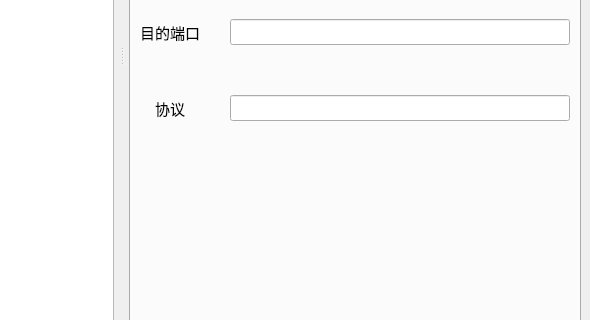
The window that source/main_window.ui (ISDevLearn/Sniffer) describes before a commit, drawn with Qt 5; both pictures show x 515 to 1105 and y 416 to 736 of the 1105 by 822 pixel window.
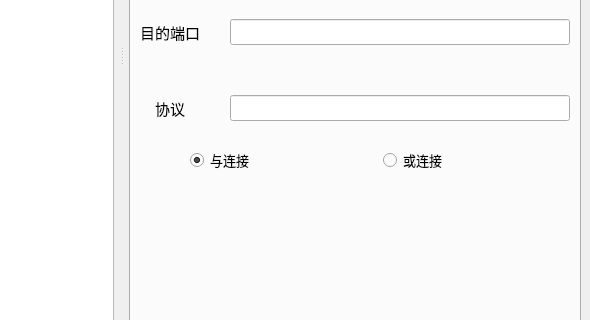
The same window after the commit. The open tabs and pages were chosen to show the change. Icons and pictures are not drawn.

Patch:
```diff
--- a/source/main_window.ui
+++ b/source/main_window.ui
@@ -296,7 +296,7 @@
            <bool>false</bool>
           </property>
           <property name="movable">
-           <bool>true</bool>
+           <bool>false</bool>
           </property>
           <property name="tabBarAutoHide">
            <bool>false</bool>
@@ -469,12 +469,17 @@
            <attribute name="title">
             <string>过滤器</string>
            </attribute>
-           <layout class="QGridLayout" name="gridLayout_5">
-            <item row="0" column="0">
+           <layout class="QVBoxLayout" name="verticalLayout_5">
+            <item>
+             <layout class="QVBoxLayout" name="verticalLayout_4">
+              <item>
              <layout class="QGridLayout" name="gridLayout_4" rowstretch="0,0,0,0,0">
               <property name="topMargin">
                <number>40</number>
               </property>
+                <property name="bottomMargin">
+                 <number>20</number>
+                </property>
               <property name="horizontalSpacing">
                <number>30</number>
               </property>
@@ -573,7 +578,31 @@
               </item>
              </layout>
             </item>
-            <item row="1" column="0">
+              <item>
+               <layout class="QHBoxLayout" name="horizontalLayout">
+                <property name="leftMargin">
+                 <number>50</number>
+                </property>
+                <item>
+                 <widget class="QRadioButton" name="radio_and">
+                  <property name="text">
+                   <string>与连接</string>
+                  </property>
+                  <property name="checked">
+                   <bool>true</bool>
+                  </property>
+                 </widget>
+                </item>
+                <item>
+                 <widget class="QRadioButton" name="radio_or">
+                  <property name="text">
+                   <string>或连接</string>
+                  </property>
+                 </widget>
+                </item>
+               </layout>
+              </item>
+              <item>
              <spacer name="verticalSpacer">
               <property name="orientation">
                <enum>Qt::Vertical</enum>
@@ -585,6 +614,8 @@
                </size>
               </property>
              </spacer>
+              </item>
+             </layout>
             </item>
            </layout>
           </widget>
```
Lines whose indentation alone changed are shown as unchanged.
